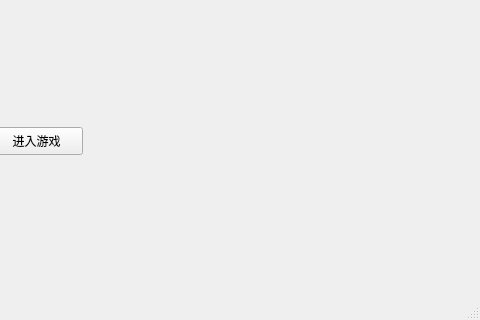
The window that mainwindow.ui (NorthOuterTowner/Bejeweled4) describes before a commit, drawn with Qt 5; both pictures show x 320 to 800 and y 280 to 600 of the 800 by 600 pixel window.
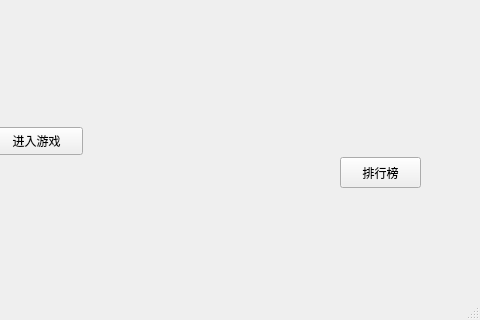
The same window after the commit.

Commit message: 横向竖向道具，排行榜（有逻辑无ui版）

The edit to the form file:
```diff
--- a/mainwindow.ui
+++ b/mainwindow.ui
@@ -66,6 +66,19 @@
      <string>Setting</string>
     </property>
    </widget>
+   <widget class="QPushButton" name="ranking">
+    <property name="geometry">
+     <rect>
+      <x>660</x>
+      <y>420</y>
+      <width>81</width>
+      <height>31</height>
+     </rect>
+    </property>
+    <property name="text">
+     <string>排行榜</string>
+    </property>
+   </widget>
   </widget>
   <widget class="QMenuBar" name="menubar">
    <property name="geometry">
```
The commit also changes 10 other files.
